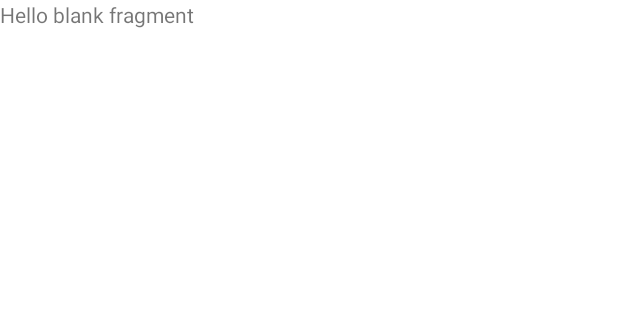
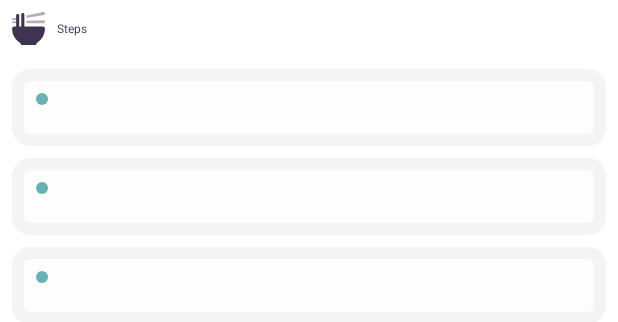
Before and after one commit to Ghazal-Jamalzadeh/RecipeAppMVVM, an Android app: the layout fragment_steps.xml on its own in the app's theme, with its tools: preview values and no code run, on a phone screen of 412 x 824 dp. Shown: the top 322 px of the screen. Run offline under Robolectric (Android 15) with nearby library versions, the phone set to English and light mode, and no system bars.

Commit message:
completed fragment_steps.xml

```diff
--- a/app/src/main/res/layout/fragment_steps.xml
+++ b/app/src/main/res/layout/fragment_steps.xml
@@ -1,14 +1,38 @@
 <?xml version="1.0" encoding="utf-8"?>
-<FrameLayout xmlns:android="http://schemas.android.com/apk/res/android"
+<androidx.constraintlayout.widget.ConstraintLayout xmlns:android="http://schemas.android.com/apk/res/android"
     xmlns:tools="http://schemas.android.com/tools"
     android:layout_width="match_parent"
     android:layout_height="match_parent"
+    xmlns:app="http://schemas.android.com/apk/res-auto"
     tools:context=".ui.steps.StepsFragment">
+    <!--Steps-->
+    <TextView
+        android:id="@+id/stepsTitle"
+        android:layout_width="wrap_content"
+        android:layout_height="wrap_content"
+        android:layout_margin="@dimen/_10mdp"
+        android:drawablePadding="@dimen/_5mdp"
+        android:gravity="center_vertical"
+        android:text="@string/steps"
+        android:textColor="@color/jacarta"
+        android:textSize="@dimen/_10font_mdp"
+        app:drawableStartCompat="@drawable/ic_bowl_chopsticks_noodles"
+        app:drawableTint="@color/jacarta"
+        app:fontPath="fonts/atlas_bold.ttf"
+        app:layout_constraintStart_toStartOf="parent"
+        app:layout_constraintTop_toTopOf="parent" />
+    <!--List-->
+    <androidx.recyclerview.widget.RecyclerView
+        android:id="@+id/stepsList"
+        android:layout_width="0dp"
+        android:layout_height="wrap_content"
+        android:layout_marginTop="@dimen/_10mdp"
+        android:layout_marginEnd="@dimen/_10mdp"
+        app:layout_constraintEnd_toEndOf="parent"
+        app:layout_constraintStart_toStartOf="@id/stepsTitle"
+        app:layout_constraintTop_toBottomOf="@id/stepsTitle"
+        tools:ignore="RtlSymmetry"
+       tools:listitem="@layout/item_step"
+        />
 
-    <!-- TODO: Update blank fragment layout -->
-    <TextView
-        android:layout_width="match_parent"
-        android:layout_height="match_parent"
-        android:text="@string/hello_blank_fragment" />
-
-</FrameLayout>
+</androidx.constraintlayout.widget.ConstraintLayout>
```
